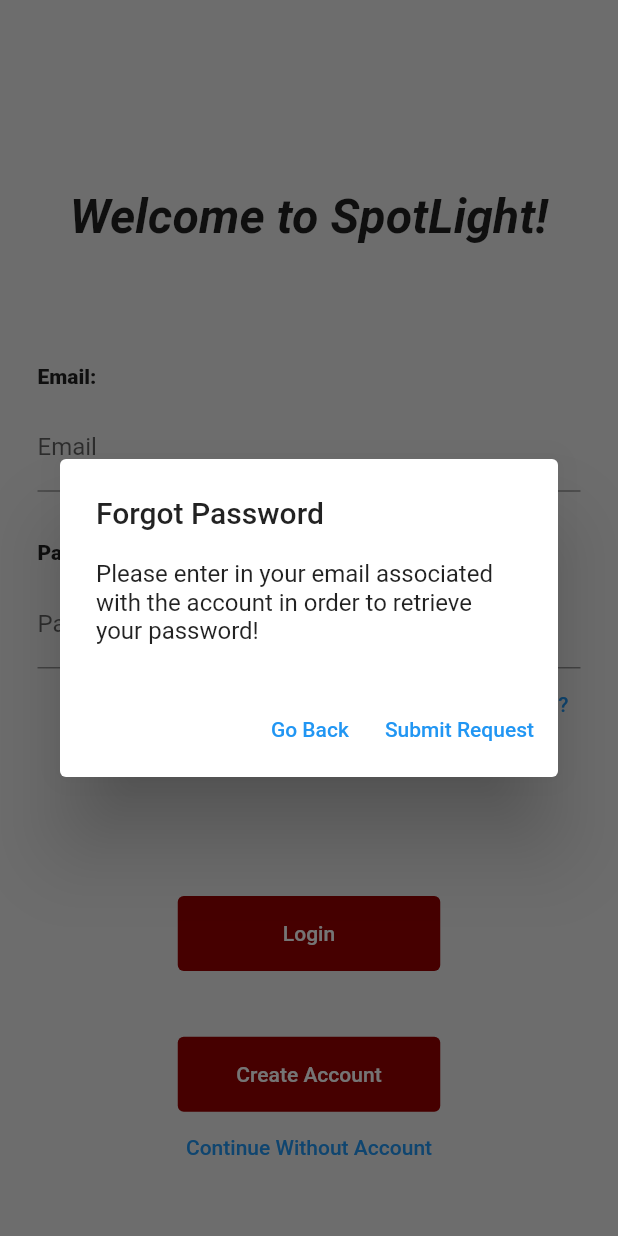
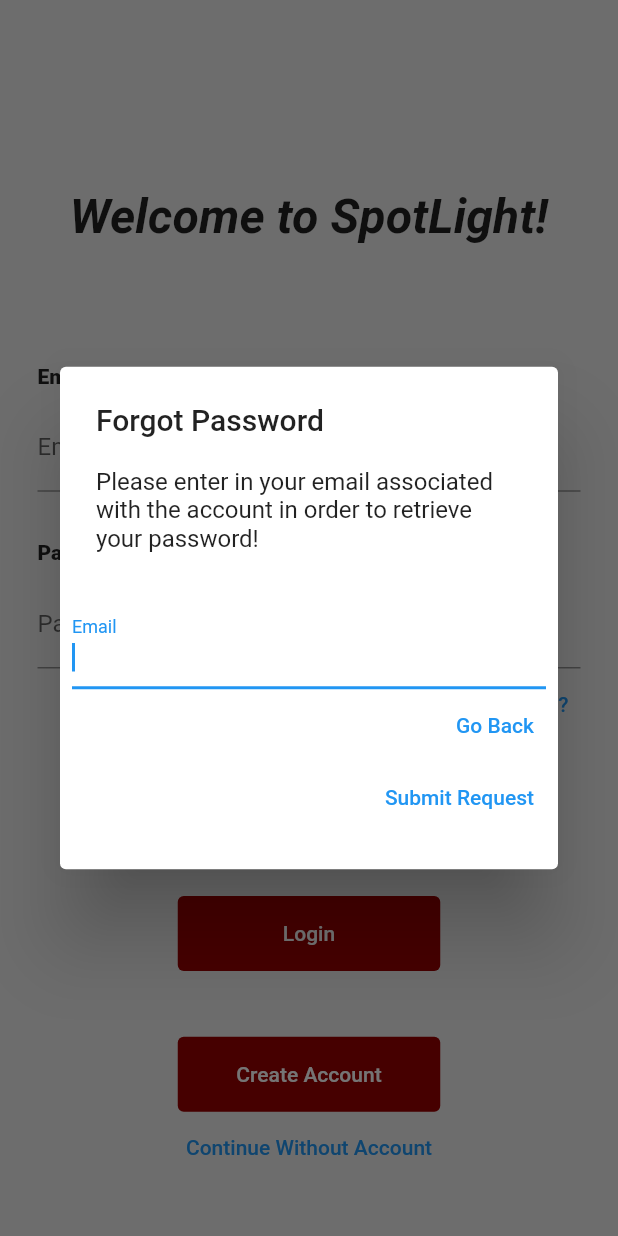
Before and after one commit to astrebe/project-spotlight, a Flutter app: the screen it shows after launch, after a tap on "Forgot Password?", on a phone screen of 412 x 824 dp. Run offline on Flutter 3.47's test engine with Material 2 defaults, Android fonts, the phone set to English and light mode, and no system bars; our stand-ins replace firebase_auth, firebase_core; accounts and stored records are empty.

Commit message:
Password Reset Created
Password reset system created, it works but system must still be fixed to deal with exceptions at the moment

```diff
--- a/spotlight_app/lib/loginscreen.dart
+++ b/spotlight_app/lib/loginscreen.dart
@@ -19,6 +19,7 @@ class _LoginScreenState extends State<LoginScreen> {
   String _loginPassword = "";
   String _newEmail = "";
   String _newPassword = "";
+  String _resetEmail = "";
 
   @override
   Widget build(BuildContext context) {
@@ -234,6 +235,15 @@ class _LoginScreenState extends State<LoginScreen> {
         content: const Text(
             "Please enter in your email associated with the account in order to retrieve your password!"),
         actions: [
+          TextFormField(
+            autofocus: true,
+            onChanged: (newText) {
+              setState(() {
+                _resetEmail = newText;
+              });
+            },
+            decoration: InputDecoration(labelText: "Email"),
+          ),
           TextButton(
             child: const Text("Go Back"),
             onPressed: () {
@@ -242,8 +252,21 @@ class _LoginScreenState extends State<LoginScreen> {
           ),
           TextButton(
             child: const Text("Submit Request"),
-            onPressed: () {},
+            onPressed: () async {
+              try {
+                FirebaseAuth.instance
+                    .sendPasswordResetEmail(email: _resetEmail);
+                Text("Reset Sent");
+              } on FirebaseAuthException catch (e) {
+                if (e.code == "user-not-found") {
+                  _errorMessage = "User does not exist with that email";
+                } else if (e.code == "invalid-email") {
+                  _errorMessage = "Invalid Email";
+                }
+              }
+            },
           ),
+          Text(_errorMessage, style: TextStyle(color: Colors.red)),
         ],
       ),
     );
```
